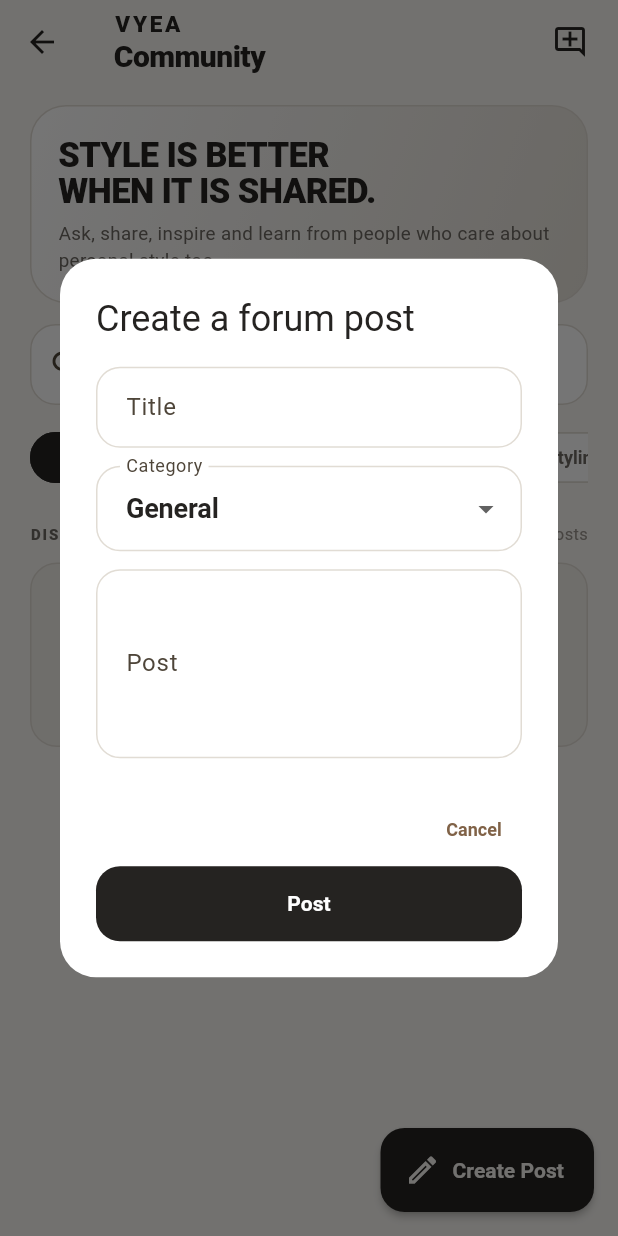
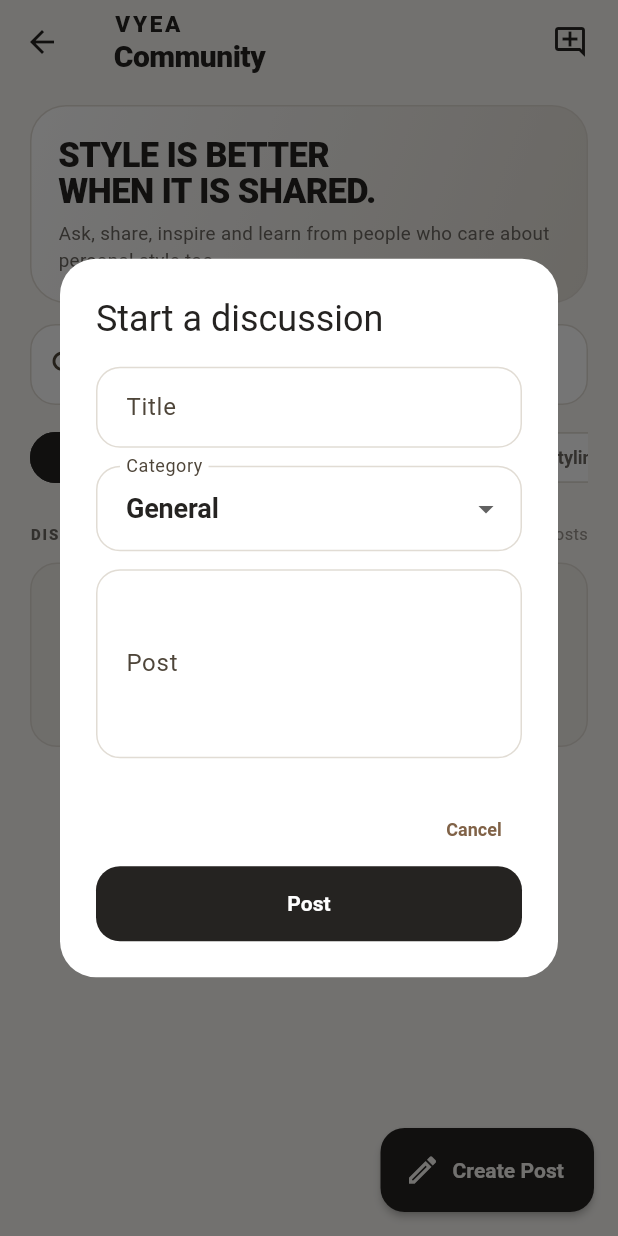
Before and after one commit to ivylinggg/TiB_AI_Personal_Styling, a Flutter app: the CustomerForumScreen screen opened directly, after a tap on the "add comment" icon, on a phone screen of 412 x 824 dp. Run offline on Flutter 3.47's test engine with Material 3 defaults, Android fonts, the phone set to English and light mode, and no system bars; our stand-ins replace cached_network_image, camera, cloud_firestore, firebase_auth, firebase_core, google_sign_in and 3 more; missing offline and left inert: google_mlkit_face_detection, image_background_remover, model_viewer_plus, syncfusion_flutter_pdf; accounts and stored records are empty.

Commit message:
Phase 6 complete community UI cleanup with preserved forum functionality

```diff
--- a/lib/screens/forum/customer_forum_screen.dart
+++ b/lib/screens/forum/customer_forum_screen.dart
@@ -15,6 +15,7 @@ class _CustomerForumScreenState extends State<CustomerForumScreen> {
   final _searchController = TextEditingController();
   String _category = 'All';
   String _query = '';
+
   static const _categories = <String>[
     'All',
     'Outfit',
@@ -72,13 +73,14 @@ class _CustomerForumScreenState extends State<CustomerForumScreen> {
         builder: (dialogContext) => StatefulBuilder(
           builder: (dialogBuildContext, setDialogState) {
             return AlertDialog(
-              title: const Text('Create a forum post'),
+              title: const Text('Start a discussion'),
               content: SingleChildScrollView(
                 child: Column(
                   mainAxisSize: MainAxisSize.min,
                   children: [
                     TextField(
                       controller: titleController,
+                      textCapitalization: TextCapitalization.sentences,
                       decoration: const InputDecoration(
                         labelText: 'Title',
                         hintText: 'What do you want to discuss?',
@@ -87,8 +89,7 @@ class _CustomerForumScreenState extends State<CustomerForumScreen> {
                     const SizedBox(height: 12),
                     DropdownButtonFormField<String>(
                       initialValue: category,
-                      decoration:
-                          const InputDecoration(labelText: 'Category'),
+                      decoration: const InputDecoration(labelText: 'Category'),
                       items: _categories
                           .where((item) => item != 'All')
                           .map(
@@ -109,6 +110,7 @@ class _CustomerForumScreenState extends State<CustomerForumScreen> {
                       controller: bodyController,
                       minLines: 4,
                       maxLines: 7,
+                      textCapitalization: TextCapitalization.sentences,
                       decoration: const InputDecoration(
                         labelText: 'Post',
                         hintText:
@@ -135,6 +137,7 @@ class _CustomerForumScreenState extends State<CustomerForumScreen> {
                           if (uid == null || title.isEmpty || body.isEmpty) {
                             return;
                           }
+
                           setDialogState(() => saving = true);
                           try {
                             final user = await FirebaseFirestore.instance
@@ -148,6 +151,7 @@ class _CustomerForumScreenState extends State<CustomerForumScreen> {
                             final displayName = FirebaseAuth
                                 .instance.currentUser?.displayName
                                 ?.trim();
+
                             await _posts.add({
                               'title': title,
                               'body': body,
@@ -165,6 +169,7 @@ class _CustomerForumScreenState extends State<CustomerForumScreen> {
                               'isOfficial': false,
                               'source': 'customer_forum',
                             });
+
                             if (dialogContext.mounted) {
                               Navigator.pop(dialogContext, true);
                             }
@@ -191,7 +196,7 @@ class _CustomerForumScreenState extends State<CustomerForumScreen> {
       if (result == true && mounted) {
         ScaffoldMessenger.of(context).showSnackBar(
           const SnackBar(
-            content: Text('Your post is now visible to the TiB community.'),
+            content: Text('Your discussion is now visible to the community.'),
           ),
         );
       }
@@ -856,10 +861,7 @@ class _ForumPostDetailScreenState extends State<ForumPostDetailScreen> {
   Widget build(BuildContext context) {
     return Scaffold(
       backgroundColor: AppColors.background,
-      appBar: AppBar(
-        title: const Text('Discussion'),
-        backgroundColor: AppColors.background,
-      ),
+      appBar: AppBar(title: const Text('Discussion')),
       body: StreamBuilder<DocumentSnapshot<Map<String, dynamic>>>(
         stream: widget.postReference.snapshots(),
         builder: (context, postSnapshot) {
```
